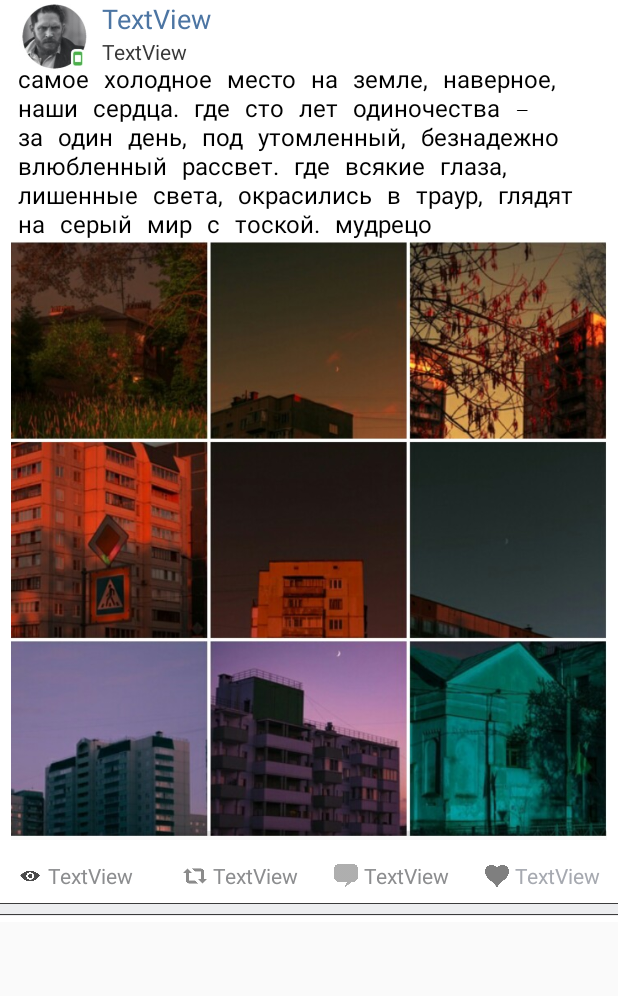
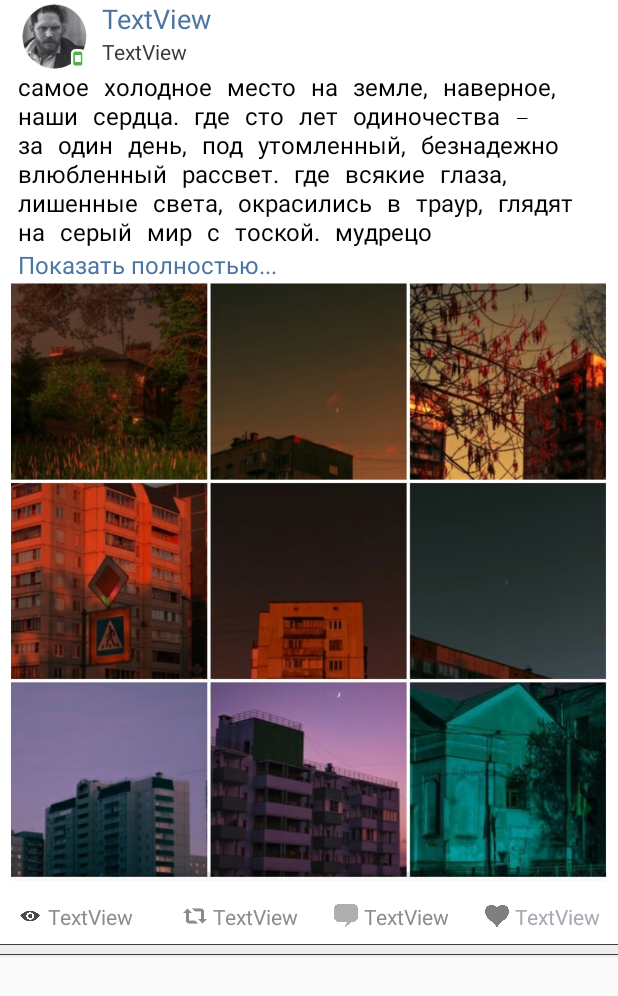
Before and after one commit to as1k/androiddev, an Android app: the layout item_news.xml on its own in the app's theme, with its tools: preview values and no code run, on a phone screen of 412 x 824 dp. Shown: the top 996 px of the screen. Run offline under Robolectric (Android 15) with nearby library versions, the phone set to English and light mode, and no system bars.

Commit message:
debugging completed

```diff
--- a/vk/app/src/main/res/drawable/circle_border.xml
+++ b/vk/app/src/main/res/drawable/circle_border.xml
@@ -3,8 +3,7 @@
     android:shape="rectangle">
 
     <solid android:color="@color/vkblue"/>
-    <corners android:radius="@android:dimen/dialog_min_width_major"/>
-    <corners android:radius="40dp" />
+    <corners android:radius="39dp" />
 
     <!--    <stroke android:width="3dp" android:color="@color/colorPrimary" />-->
     <padding android:left="3dp" android:top="3dp" android:right="3dp" android:bottom="3dp" />
--- a/vk/app/src/main/res/layout/activity_main.xml
+++ b/vk/app/src/main/res/layout/activity_main.xml
@@ -4,9 +4,7 @@
     xmlns:tools="http://schemas.android.com/tools"
     android:layout_width="match_parent"
     android:layout_height="wrap_content"
-    android:layout_marginBottom="4dp"
-    android:background="@color/vkwhite"
-    android:paddingBottom="4dp">
+    android:background="@color/vkwhite">
 
     <androidx.core.widget.NestedScrollView
         android:id="@+id/NestedScrollView"
@@ -106,7 +104,6 @@
                             android:id="@+id/circleImageView"
                             android:layout_width="80dp"
                             android:layout_height="80dp"
-                            android:background="@drawable/circle_border"
                             android:src="@drawable/ava3"
                             app:layout_constraintStart_toStartOf="parent"
                             app:layout_constraintTop_toTopOf="parent" />
--- a/vk/app/src/main/res/layout/activity_news_on_click.xml
+++ b/vk/app/src/main/res/layout/activity_news_on_click.xml
@@ -10,8 +10,6 @@
     <ScrollView
         android:layout_width="match_parent"
         android:layout_height="match_parent"
-        android:paddingTop="16dp"
-        android:paddingBottom="20dp"
         app:layout_constraintBottom_toBottomOf="parent"
         app:layout_constraintEnd_toEndOf="parent"
         app:layout_constraintStart_toStartOf="parent"
@@ -65,7 +63,7 @@
                 android:id="@+id/vText"
                 android:layout_width="0dp"
                 android:layout_height="wrap_content"
-                android:layout_marginTop="24dp"
+                android:layout_marginTop="8dp"
                 android:layout_marginEnd="16dp"
                 android:fontFamily="serif-monospace"
 
--- a/vk/app/src/main/res/layout/item_news.xml
+++ b/vk/app/src/main/res/layout/item_news.xml
@@ -4,9 +4,7 @@
     xmlns:tools="http://schemas.android.com/tools"
     android:layout_width="match_parent"
     android:layout_height="wrap_content"
-    android:layout_marginBottom="4dp"
-    android:background="@color/vkwhite"
-    android:paddingBottom="4dp">
+    android:background="@color/vkwhite">
 
     <ImageView
         android:id="@+id/imageView"
@@ -47,7 +45,7 @@
         android:id="@+id/vText"
         android:layout_width="0dp"
         android:layout_height="wrap_content"
-        android:layout_marginEnd="16dp"
+        android:layout_marginEnd="12dp"
         android:fontFamily="serif-monospace"
 
         android:maxLines="7"
@@ -59,6 +57,7 @@
         app:layout_constraintHorizontal_bias="0.0"
         app:layout_constraintStart_toStartOf="@+id/imageView"
         app:layout_constraintTop_toBottomOf="@+id/date"
+        app:layout_constraintVertical_bias="0.192"
         tools:text="самое холодное место на земле, наверное, наши сердца. где сто лет одиночества — за один день, под утомленный, безнадежно влюбленный рассвет. где всякие глаза, лишенные света, окрасились в траур, глядят на серый мир с тоской. мудрецо" />
 
     <TextView
@@ -174,7 +173,7 @@
         app:layout_constraintEnd_toEndOf="parent"
         app:layout_constraintHorizontal_bias="0.0"
         app:layout_constraintStart_toStartOf="parent"
-        app:layout_constraintTop_toTopOf="@+id/showmore"
+        app:layout_constraintTop_toBottomOf="@+id/showmore"
         app:srcCompat="@drawable/picture6"
         tools:srcCompat="@drawable/picture6" />
 
```
